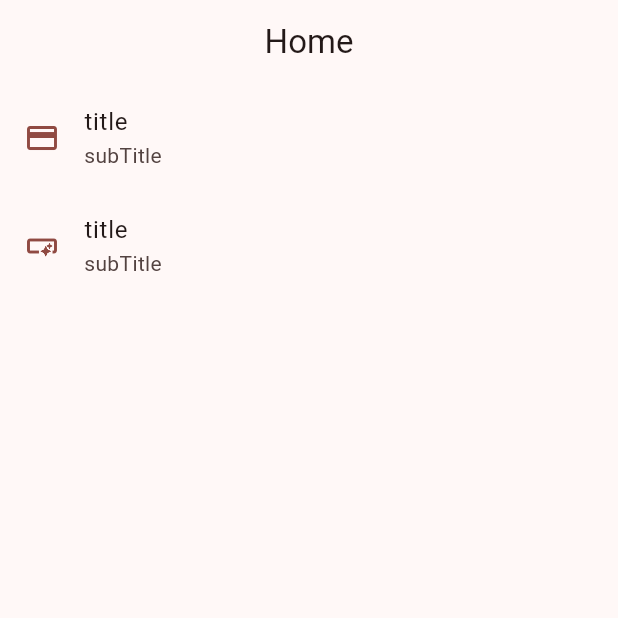
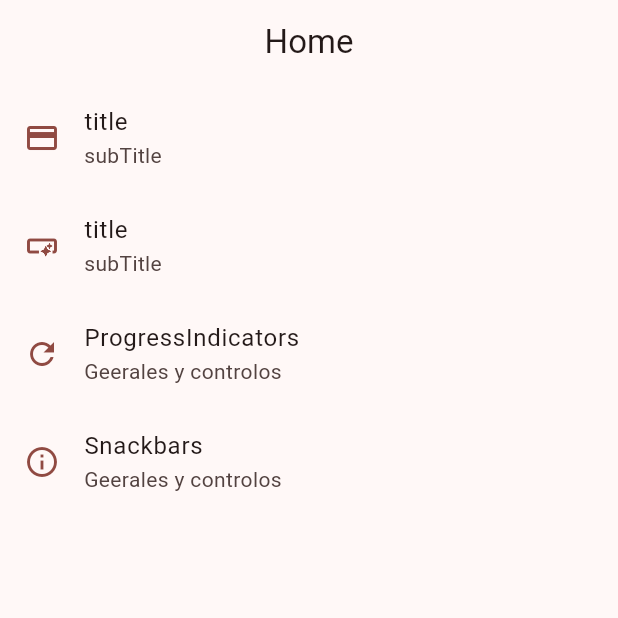
Before and after one commit to cmisaico/flutter-components, a Flutter app: the screen it shows after launch, on a phone screen of 412 x 824 dp, the top half of it. Run offline on Flutter 3.47's test engine with Material 3 defaults, Android fonts, the phone set to English and light mode, and no system bars; our stand-ins replace go_router, video_player.

Commit message:
feat: Add new item

```diff
--- a/f03_widget_app/lib/config/menu/menu_item.dart
+++ b/f03_widget_app/lib/config/menu/menu_item.dart
@@ -25,4 +25,16 @@ const appMenuItems = <MenuItem>[
       icon: Icons.smart_button_outlined,
       link: "/cards",
       subTitle: "subTitle"),
+  MenuItem(
+    title: 'ProgressIndicators',
+    subTitle: 'Geerales y controlos',
+    link: '/progress',
+    icon: Icons.refresh,
+  ),
+  MenuItem(
+    title: 'Snackbars',
+    subTitle: 'Geerales y controlos',
+    link: '/snackbars',
+    icon: Icons.info_outline,
+  )
 ];
--- a/f03_widget_app/lib/config/router/app_router.dart
+++ b/f03_widget_app/lib/config/router/app_router.dart
@@ -6,15 +6,21 @@ final appRouter = GoRouter(
   routes: [
     GoRoute(
       path: '/',
+      name: HomeScreen.name,
       builder: (context, state) => const HomeScreen(),
     ),
     GoRoute(
       path: '/buttons',
+      name: ButtonScreen.name,
       builder: (context, state) => const ButtonScreen(),
     ),
     GoRoute(
       path: '/cards',
       builder: (context, state) => const CardsScreen(),
     ),
+    GoRoute(
+      path: '/progress',
+      builder: (context, state) => const ProgressScreen(),
+    ),
   ],
 );
--- a/f03_widget_app/lib/presentation/screens/buttons/buttons_screen.dart
+++ b/f03_widget_app/lib/presentation/screens/buttons/buttons_screen.dart
@@ -1,6 +1,8 @@
 import 'package:flutter/material.dart';
 
 class ButtonScreen extends StatelessWidget {
+  static String name = 'button_screen';
+
   const ButtonScreen({super.key});
 
   @override
--- a/f03_widget_app/lib/presentation/screens/home/home_screen.dart
+++ b/f03_widget_app/lib/presentation/screens/home/home_screen.dart
@@ -4,6 +4,8 @@ import 'package:flutter/material.dart';
 import 'package:go_router/go_router.dart';
 
 class HomeScreen extends StatelessWidget {
+  static const String name = 'home_screen';
+
   const HomeScreen({super.key});
 
   @override
@@ -57,6 +59,7 @@ class _CustomListTile extends StatelessWidget {
 
         // Navigator.pushNamed(context, menuItem.link);
         context.push(menuItem.link);
+        // context.pushNamed(ButtonScreen.name);
       },
     );
   }
--- a/f03_widget_app/lib/presentation/screens/screens.dart
+++ b/f03_widget_app/lib/presentation/screens/screens.dart
@@ -1,3 +1,4 @@
 export 'package:f03_widget_app/presentation/screens/buttons/buttons_screen.dart';
 export 'package:f03_widget_app/presentation/screens/cards/cards_screen.dart';
 export 'package:f03_widget_app/presentation/screens/home/home_screen.dart';
+export 'package:f03_widget_app/presentation/screens/progress/progress_screen.dart';
```
Also changed, not shown: f03_widget_app/lib/presentation/screens/progress/progress_screen.dart (added, +70 -0 lines), f03_widget_app/lib/presentation/screens/animated/animated_screen.dart (added), f03_widget_app/lib/presentation/screens/app_tutorial/app_tutorial_screen.dart (added), f03_widget_app/lib/presentation/screens/infinite_scroll/infinite_scroll_screen.dart (added), f03_widget_app/lib/presentation/screens/snackbar/snackbar_screen.dart (added), f03_widget_app/lib/presentation/screens/ui_controls/ui_controls_screen.dart (added).
